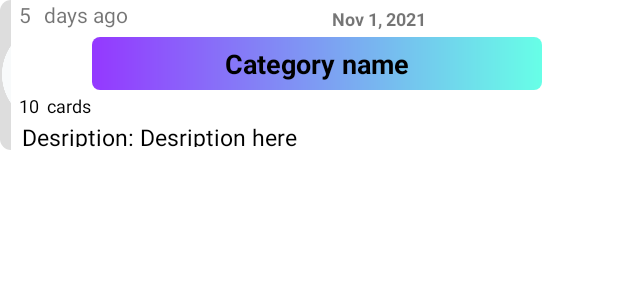
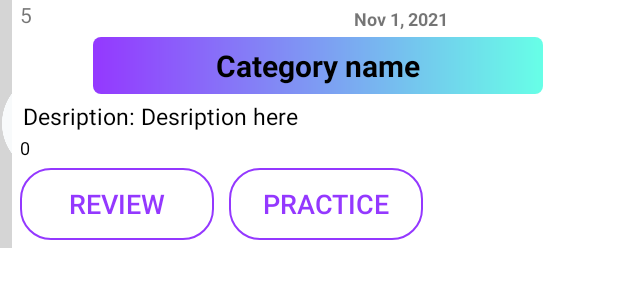
Before and after one commit to hobathanh/Kanji_FlashCard, an Android app: the layout category_item.xml on its own in the app's theme, with its tools: preview values and no code run, on a phone screen of 412 x 824 dp. Shown: the top 300 px of the screen. Run offline under Robolectric (Android 15) with nearby library versions, the phone set to English and light mode, and no system bars; plain views replace SwipeRevealLayout.

Commit message:
update category UI

```diff
--- a/FlashCard/app/build.gradle
+++ b/FlashCard/app/build.gradle
@@ -33,6 +33,7 @@ dependencies {
     implementation 'androidx.appcompat:appcompat:1.3.1'
     implementation 'com.google.android.material:material:1.4.0'
     implementation 'androidx.constraintlayout:constraintlayout:2.1.1'
+    implementation 'androidx.legacy:legacy-support-v4:1.0.0'
     testImplementation 'junit:junit:4.+'
     androidTestImplementation 'androidx.test.ext:junit:1.1.3'
     androidTestImplementation 'androidx.test.espresso:espresso-core:3.4.0'
--- a/FlashCard/app/src/main/AndroidManifest.xml
+++ b/FlashCard/app/src/main/AndroidManifest.xml
@@ -29,6 +29,7 @@
         <activity
             android:name=".MainActivity"
             android:exported="true" />
+
     </application>
 
 </manifest>
--- a/FlashCard/app/src/main/java/team/loser/kanjiflashcard/MainActivity.java
+++ b/FlashCard/app/src/main/java/team/loser/kanjiflashcard/MainActivity.java
@@ -58,7 +58,7 @@ public class MainActivity extends AppCompatActivity implements NavigationView.On
     private int mCurrentFragment = FRAGMENT_HOME;
 
     public DatabaseReference reference;
-    private String onlineUserID;
+    public static String onlineUserID;
 
     final private ActivityResultLauncher<Intent> mActivityResultLauncher = registerForActivityResult(
             new ActivityResultContracts.StartActivityForResult(),
@@ -116,6 +116,7 @@ public class MainActivity extends AppCompatActivity implements NavigationView.On
 
         onlineUserID = FirebaseAuth.getInstance().getCurrentUser().getUid();
         reference = FirebaseDatabase.getInstance().getReference().child("cards").child(onlineUserID);
+
     }
     public void showUserInfoInMenuLeft(){
         FirebaseUser user = FirebaseAuth.getInstance().getCurrentUser();
--- a/FlashCard/app/src/main/java/team/loser/kanjiflashcard/adapters/CardAdapter.java
+++ b/FlashCard/app/src/main/java/team/loser/kanjiflashcard/adapters/CardAdapter.java
@@ -1,4 +1,6 @@
 package team.loser.kanjiflashcard.adapters;
+
+import static team.loser.kanjiflashcard.MainActivity.onlineUserID;
 
 import android.view.LayoutInflater;
 import android.view.View;
@@ -12,6 +14,8 @@ import androidx.annotation.NonNull;
 import androidx.recyclerview.widget.RecyclerView;
 
 import com.chauthai.swipereveallayout.SwipeRevealLayout;
+import com.google.firebase.database.DatabaseReference;
+import com.google.firebase.database.FirebaseDatabase;
 
 import java.util.List;
 
@@ -101,4 +105,5 @@ public class CardAdapter extends RecyclerView.Adapter<CardAdapter.CardViewHolder
         backLayoutParams.height = max;
         front.setLayoutParams(backLayoutParams);
     }
+
 }
--- a/FlashCard/app/src/main/java/team/loser/kanjiflashcard/fragments/CardsFragment.java
+++ b/FlashCard/app/src/main/java/team/loser/kanjiflashcard/fragments/CardsFragment.java
@@ -48,7 +48,7 @@ public class CardsFragment extends Fragment {
     private RecyclerView rcvCards;
     private CardAdapter mCardAdapter;
     private List<Card> mListCards;
-    private FloatingActionButton btnAddCard;
+    private Button btnAddCard;
     private ProgressDialog loader;
 
     public static CardsFragment newInstance(DatabaseReference reference) {
@@ -267,7 +267,6 @@ public class CardsFragment extends Fragment {
         ImageButton btnCloseDialog = dialog.findViewById(R.id.btn_close_dialog_card_detail);
         ImageButton btnOk = dialog.findViewById(R.id.btn_ok_card_detail_dialog);
         Button btnAddNextCard = dialog.findViewById(R.id.btn_add_next_card_card_detail_dialog);
-
         btnCloseDialog.setOnClickListener(new View.OnClickListener() {
             @Override
             public void onClick(View view) {
--- /dev/null
+++ b/FlashCard/app/src/main/res/drawable/button_rounded_transparent.xml
@@ -0,0 +1,13 @@
+<?xml version="1.0" encoding="utf-8"?>
+<shape xmlns:android="http://schemas.android.com/apk/res/android"
+    android:shape="rectangle">
+    <stroke
+        android:width="1dp"
+        android:color="#9438ff"
+        />
+    <corners
+        android:radius="20dp"/>
+    <solid
+        android:color="#00000000"/>
+
+</shape>
--- /dev/null
+++ b/FlashCard/app/src/main/res/drawable/category_background.xml
@@ -0,0 +1,6 @@
+<?xml version="1.0" encoding="UTF-8"?>
+<shape xmlns:android="http://schemas.android.com/apk/res/android">
+    <solid android:color="#9438ff"/>
+    <corners android:radius="7dp"/>
+    <padding android:left="0dp" android:top="0dp" android:right="0dp" android:bottom="0dp" />
+</shape>
--- a/FlashCard/app/src/main/res/drawable/ic_baseline_add_24.xml
+++ b/FlashCard/app/src/main/res/drawable/ic_baseline_add_24.xml
@@ -1,5 +1,5 @@
-<vector android:height="28dp" android:tint="?attr/colorControlNormal"
+<vector android:height="24dp" android:tint="#FFFFFF"
     android:viewportHeight="24" android:viewportWidth="24"
-    android:width="28dp" xmlns:android="http://schemas.android.com/apk/res/android">
+    android:width="24dp" xmlns:android="http://schemas.android.com/apk/res/android">
     <path android:fillColor="@android:color/white" android:pathData="M19,13h-6v6h-2v-6H5v-2h6V5h2v6h6v2z"/>
 </vector>
--- a/FlashCard/app/src/main/res/layout/card_item.xml
+++ b/FlashCard/app/src/main/res/layout/card_item.xml
@@ -3,9 +3,9 @@
     android:layout_width="match_parent"
     android:layout_height="wrap_content"
     xmlns:app="http://schemas.android.com/apk/res-auto"
-    android:layout_marginStart="5dp"
-    android:layout_marginTop="10dp"
-    android:layout_marginEnd="5dp"
+    android:layout_marginStart="2.5dp"
+    android:layout_marginTop="5dp"
+    android:layout_marginEnd="2.5dp"
     android:orientation="vertical"
     android:background="#00000000">
 
--- a/FlashCard/app/src/main/res/layout/category_item.xml
+++ b/FlashCard/app/src/main/res/layout/category_item.xml
@@ -1,112 +1,78 @@
 <?xml version="1.0" encoding="utf-8"?>
 <com.chauthai.swipereveallayout.SwipeRevealLayout xmlns:android="http://schemas.android.com/apk/res/android"
+    xmlns:app="http://schemas.android.com/apk/res-auto"
+    android:id="@+id/swipe_layout"
     android:layout_width="match_parent"
-    android:layout_height="100dp"
-    app:mode="same_level"
+    android:layout_height="wrap_content"
+    android:background="@drawable/category_background"
     app:dragEdge="right"
-    android:id="@+id/swipe_layout"
-    xmlns:app="http://schemas.android.com/apk/res-auto"
-    android:background="@drawable/rounded_corner">
+    app:mode="same_level">
 
     <LinearLayout
         android:id="@+id/layout_options"
         android:layout_width="230dp"
         android:layout_height="match_parent"
-        android:background="@drawable/rounded_corner_right">
+        android:background="#D5D5D5">
+
         <ImageButton
+            android:id="@+id/btn_add_card_category_item"
             android:layout_width="70dp"
             android:layout_height="70dp"
-                android:src="@drawable/add_card"
-                android:id="@+id/btn_add_card_category_item"
             android:layout_gravity="center"
+            android:background="@android:color/transparent"
             android:scaleType="fitXY"
-                android:background="@android:color/transparent"/>
+            android:src="@drawable/add_card" />
+
         <ImageButton
+            android:id="@+id/btn_edit_category_item"
             android:layout_width="70dp"
             android:layout_height="70dp"
-                android:src="@drawable/edit"
-                android:id="@+id/btn_edit_category_item"
             android:layout_gravity="center"
+            android:background="@android:color/transparent"
             android:scaleType="fitXY"
-                android:background="@android:color/transparent"/>
+            android:src="@drawable/edit" />
+
         <ImageButton
+            android:id="@+id/btn_remove_category_item"
             android:layout_width="70dp"
             android:layout_height="70dp"
-                android:src="@drawable/remove"
-                android:id="@+id/btn_remove_category_item"
+            android:layout_gravity="center"
+            android:background="@android:color/transparent"
             android:scaleType="fitXY"
-                android:layout_gravity="center"
-                android:background="@android:color/transparent"/>
-<!--        <TextView-->
-<!--            android:id="@+id/tv_edit"-->
-<!--            android:layout_width="100dp"-->
-<!--            android:layout_height="match_parent"-->
-<!--            android:background="#42F3D7"-->
-<!--            android:text="Edit"-->
-<!--            android:textSize="20dp"-->
-<!--            android:textStyle="bold"-->
-<!--            android:gravity="center"-->
-<!--            android:textColor="#000" />-->
+            android:src="@drawable/remove" />
+    </LinearLayout>
 
-<!--        <TextView-->
-<!--            android:id="@+id/tv_delete"-->
-<!--            android:layout_width="100dp"-->
-<!--            android:layout_height="match_parent"-->
-<!--            android:background="#AF73F4"-->
-<!--            android:text="Delete"-->
-<!--            android:textStyle="bold"-->
-<!--            android:gravity="center"-->
-<!--            android:textSize="20dp"-->
-<!--            android:textColor="#000"-->
-<!--            android:layout_marginRight="7dp"/>-->
-    </LinearLayout>
     <LinearLayout
         android:layout_width="match_parent"
         android:layout_height="wrap_content"
         android:orientation="horizontal">
-        <LinearLayout
-            android:layout_marginLeft="7dp"
-            android:background="@color/white"
-            android:layout_width="match_parent"
-            android:layout_height="wrap_content"
-            android:orientation="vertical">
+
         <LinearLayout
             android:layout_width="match_parent"
             android:layout_height="wrap_content"
-                android:orientation="vertical"
-                android:gravity="center">
+            android:layout_marginLeft="8dp"
+            android:background="@color/white"
+            android:orientation="vertical">
+
             <LinearLayout
                 android:layout_width="match_parent"
                 android:layout_height="wrap_content"
-                    android:orientation="horizontal">
-                    <RelativeLayout
-                        android:layout_width="0dp"
-                        android:layout_height="wrap_content"
-                        android:layout_weight="2">
+                android:gravity="center"
+                android:orientation="vertical">
 
                 <LinearLayout
-                            android:layout_width="wrap_content"
+                    android:layout_width="match_parent"
                     android:layout_height="wrap_content"
-                            android:orientation="horizontal">
+                    android:orientation="horizontal"
+                    android:weightSum="10">
 
                     <TextView
                         android:id="@+id/tv_day_count"
                         android:layout_width="wrap_content"
                         android:layout_height="wrap_content"
                         android:layout_marginLeft="5dp"
+                        android:layout_weight="5"
                         android:text="5" />
-
-                            <TextView
-                                android:layout_width="wrap_content"
-                                android:layout_height="wrap_content"
-                                android:layout_marginLeft="5dp"
-                                android:text=" days ago" />
-                        </LinearLayout>
-                    </RelativeLayout>
-                    <RelativeLayout
-                        android:layout_width="0dp"
-                        android:layout_height="wrap_content"
-                        android:layout_weight="2">
 
                     <TextView
                         android:id="@+id/tv_timestamp"
@@ -114,12 +80,12 @@
                         android:layout_height="wrap_content"
                         android:layout_marginLeft="10dp"
                         android:layout_marginTop="2dp"
-                            android:gravity="left"
+                        android:layout_weight="5"
+                        android:gravity="center"
                         android:padding="2dp"
                         android:text="Nov 1, 2021"
                         android:textSize="12dp"
                         android:textStyle="bold" />
-                    </RelativeLayout>
                 </LinearLayout>
 
                 <TextView
@@ -135,57 +101,77 @@
                     android:padding="5dp"
                     android:text="Category name"
                     android:textColor="#000"
-                    android:textSize="18dp"
+                    android:textSize="20dp"
                     android:textStyle="bold" />
 
             </LinearLayout>
+
             <LinearLayout
                 android:layout_width="match_parent"
                 android:layout_height="wrap_content"
                 android:orientation="vertical">
+
                 <LinearLayout
                     android:layout_width="match_parent"
                     android:layout_height="wrap_content"
                     android:orientation="horizontal">
+
                     <TextView
                         android:layout_width="wrap_content"
                         android:layout_height="wrap_content"
-                        android:text="10"
                         android:layout_marginLeft="5dp"
-                        android:textSize="12dp"
+                        android:padding="2dp"
+                        android:text="Desription:"
                         android:textColor="#000"
+                        android:textSize="15dp" />
+
+                    <TextView
+                        android:id="@+id/tv_description"
+                        android:layout_width="wrap_content"
+                        android:layout_height="wrap_content"
                         android:maxLines="2"
-                        android:id="@+id/tv_number_of_card"/>
+                        android:padding="2dp"
+                        android:text="Desription here"
+                        android:textColor="#000"
+                        android:textSize="15dp" />
+                </LinearLayout>
+
                 <TextView
                     android:id="@+id/tv_cards_or_card"
                     android:layout_width="wrap_content"
                     android:layout_height="wrap_content"
-                        android:text="cards"
-                        android:textSize="12dp"
                     android:layout_marginLeft="5dp"
-                        android:textColor="#000"/>
-                </LinearLayout>
+                    android:text="0"
+                    android:textColor="#000"
+                    android:textSize="12dp" />
+
                 <LinearLayout
                     android:layout_width="match_parent"
                     android:layout_height="wrap_content"
-                    android:orientation="horizontal">
-                    <TextView
+                    android:orientation="horizontal"
+                    android:padding="5dp"
+                    android:weightSum="5">
+
+                    <androidx.appcompat.widget.AppCompatButton
+                        android:id="@+id/btn_review_or_add_category_item"
                         android:layout_width="wrap_content"
                         android:layout_height="wrap_content"
-                        android:padding="2dp"
-                        android:text="Desription:"
-                        android:textSize="15dp"
-                        android:textColor="#000"
-                        android:layout_marginLeft="5dp"/>
-                    <TextView
+                        android:layout_weight="1"
+                        android:background="@drawable/button_rounded_transparent"
+                        android:text="REVIEW"
+                        android:textColor="#9438ff"
+                        android:textSize="18dp" />
+
+                    <androidx.appcompat.widget.AppCompatButton
+                        android:id="@+id/btn_practice_category_item"
                         android:layout_width="wrap_content"
                         android:layout_height="wrap_content"
-                        android:padding="2dp"
-                        android:text="Desription here"
-                        android:textSize="15dp"
-                        android:textColor="#000"
-                        android:maxLines="2"
-                        android:id="@+id/tv_description"/>
+                        android:layout_marginLeft="10dp"
+                        android:layout_weight="1"
+                        android:background="@drawable/button_rounded_transparent"
+                        android:text="PRACTICE"
+                        android:textColor="#9438ff"
+                        android:textSize="18dp" />
                 </LinearLayout>
 
 
--- a/FlashCard/app/src/main/res/values/strings.xml
+++ b/FlashCard/app/src/main/res/values/strings.xml
@@ -15,4 +15,6 @@
 
     <string name="popup_edit">Edit</string>
     <string name="popup_delete">Delete</string>
+    <!-- TODO: Remove or change this placeholder text -->
+    <string name="hello_blank_fragment">Hello blank fragment</string>
 </resources>
```
Also changed, not shown: FlashCard/app/src/main/java/team/loser/kanjiflashcard/adapters/CategoryAdapter.java (+57 -3 lines), FlashCard/app/src/main/res/drawable/button_rounded.xml (added, +9 -0 lines), FlashCard/app/src/main/res/layout/dialog_card_detail.xml (+10 -8 lines), FlashCard/app/src/main/res/layout/fragment_cards.xml (+40 -20 lines). Lines whose indentation alone changed are shown as unchanged.
